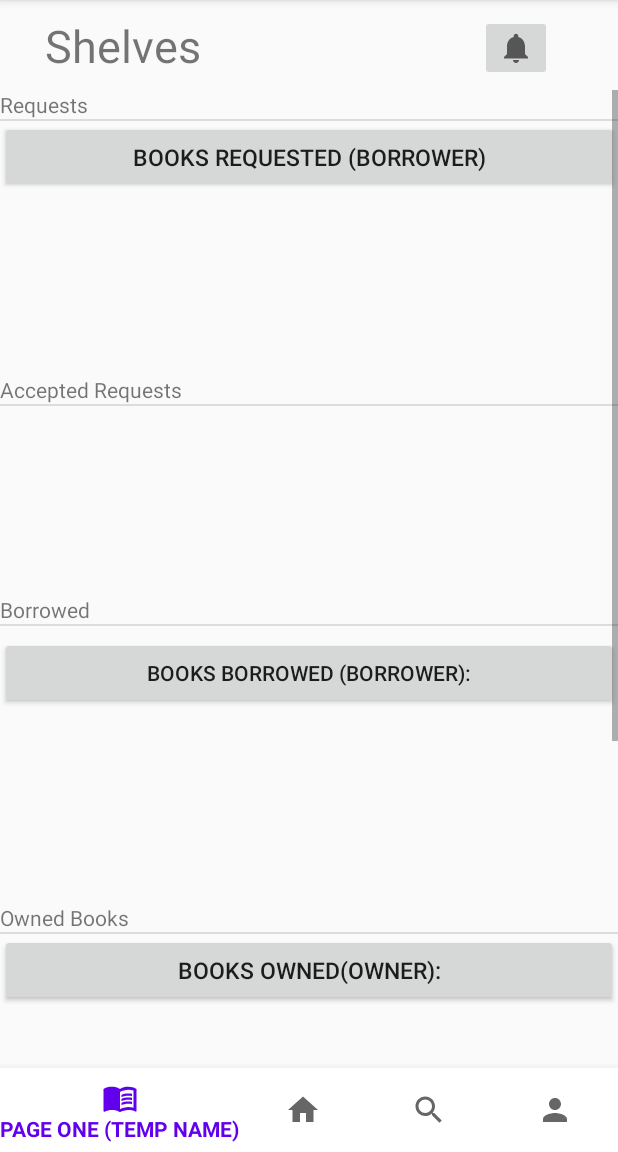
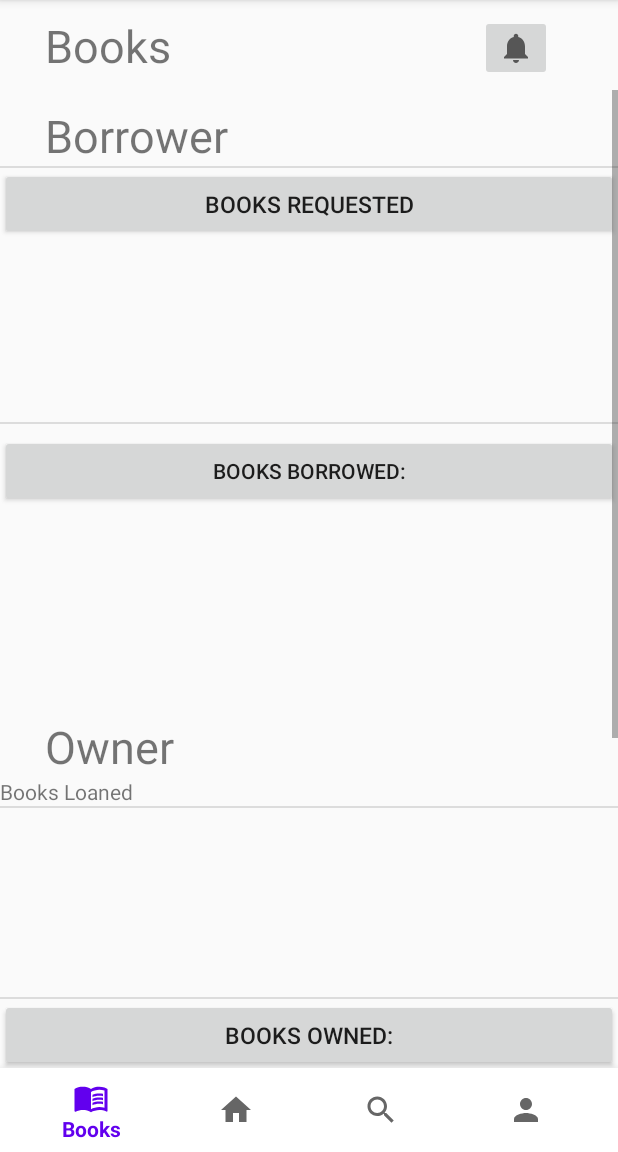
Before and after one commit to CMPUT301F20T22/papr-w8, an Android app: the PageOne screen opened directly, with no data from a screen before it, on a phone screen of 412 x 824 dp, the part 84-1236 px from its top. Run offline under Robolectric (Android 15) with nearby library versions, the phone set to English and light mode, and no system bars; our stand-ins replace navigation-ui.

Commit message:
UI update

```diff
--- a/papr-w8/app/src/main/res/layout/fragment_page_one.xml
+++ b/papr-w8/app/src/main/res/layout/fragment_page_one.xml
@@ -15,8 +15,9 @@
         android:layout_marginStart="30dp"
         android:layout_marginLeft="30dp"
         android:layout_marginTop="10dp"
-        android:text="Shelves"
+        android:text="Books"
         android:textSize="30dp" />
+
 
     <ImageButton
         android:id="@+id/imageButton"
@@ -34,16 +35,22 @@
         tools:layout_editor_absoluteX="-2dp"
         tools:layout_editor_absoluteY="65dp">
 
+
         <LinearLayout
             android:layout_width="match_parent"
             android:layout_height="wrap_content"
             android:orientation="vertical">
+            <TextView
+                android:id="@+id/textView9"
+                android:layout_width="wrap_content"
+                android:layout_height="wrap_content"
+                android:layout_marginStart="30dp"
+                android:layout_marginLeft="30dp"
+                android:layout_marginTop="10dp"
+                android:text="Borrower"
+                android:textSize="30dp" />
 
-            <TextView
-                android:id="@+id/Requested"
-                android:layout_width="match_parent"
-                android:layout_height="wrap_content"
-                android:text="Requests" />
+
 
             <View
 
@@ -55,8 +62,9 @@
                 android:id="@+id/books_requested"
                 android:layout_width="match_parent"
                 android:layout_height="wrap_content"
-                android:text="Books Requested (Borrower)"
+                android:text="Books Requested"
                 android:textSize="15dp" />
+
 
             <HorizontalScrollView
                 android:layout_width="match_parent"
@@ -69,35 +77,6 @@
                     android:orientation="horizontal" />
             </HorizontalScrollView>
 
-            <TextView
-                android:id="@+id/Accepted"
-                android:layout_width="match_parent"
-                android:layout_height="wrap_content"
-                android:text="Accepted Requests" />
-
-            <View
-                android:id="@+id/divider2"
-                android:layout_width="match_parent"
-                android:layout_height="1dp"
-                android:background="?android:attr/listDivider" />
-
-            <HorizontalScrollView
-                android:layout_width="match_parent"
-                android:layout_height="126dp">
-
-                <LinearLayout
-                    android:id="@+id/arBookList"
-                    android:layout_width="wrap_content"
-                    android:layout_height="match_parent"
-                    android:orientation="horizontal" />
-            </HorizontalScrollView>
-
-            <TextView
-                android:id="@+id/Borrowed"
-                android:layout_width="match_parent"
-                android:layout_height="wrap_content"
-                android:text="Borrowed" />
-
             <View
                 android:id="@+id/divider3"
                 android:layout_width="match_parent"
@@ -108,7 +87,7 @@
                 android:layout_width="match_parent"
                 android:layout_height="wrap_content"
                 android:layout_marginTop="7dp"
-                android:text="Books Borrowed (Borrower):" />
+                android:text="Books Borrowed:" />
 
             <HorizontalScrollView
                 android:layout_width="match_parent"
@@ -122,10 +101,38 @@
             </HorizontalScrollView>
 
             <TextView
-                android:id="@+id/Owned"
+                android:id="@+id/textView8"
+                android:layout_width="wrap_content"
+                android:layout_height="wrap_content"
+                android:layout_marginStart="30dp"
+                android:layout_marginLeft="30dp"
+                android:layout_marginTop="10dp"
+                android:text="Owner"
+                android:textSize="30dp"/>
+
+            <TextView
+                android:id="@+id/Accepted"
                 android:layout_width="match_parent"
                 android:layout_height="wrap_content"
-                android:text="Owned Books" />
+                android:text="Books Loaned" />
+
+            <View
+                android:id="@+id/divider2"
+                android:layout_width="match_parent"
+                android:layout_height="1dp"
+                android:background="?android:attr/listDivider" />
+
+
+            <HorizontalScrollView
+                android:layout_width="match_parent"
+                android:layout_height="126dp">
+
+                <LinearLayout
+                    android:id="@+id/arBookList"
+                    android:layout_width="wrap_content"
+                    android:layout_height="match_parent"
+                    android:orientation="horizontal" />
+            </HorizontalScrollView>
 
             <View
                 android:id="@+id/divider4"
@@ -137,7 +144,7 @@
                 android:layout_width="match_parent"
                 android:layout_height="wrap_content"
 
-                android:text="Books Owned(Owner):"
+                android:text="Books Owned:"
                 android:textSize="15dp" />
 
             <HorizontalScrollView
@@ -151,11 +158,7 @@
                     android:orientation="vertical" />
             </HorizontalScrollView>
 
-            <TextView
-                android:id="@+id/Add"
-                android:layout_width="match_parent"
-                android:layout_height="wrap_content"
-                android:text="Add Book" />
+
 
             <View
                 android:id="@+id/divider5"
@@ -169,7 +172,7 @@
                 android:layout_marginTop="7dp"
                 android:textSize="15dp"
                 android:clickable="true"
-                android:text="Add a Book (Owner):" />
+                android:text="Add a Book:" />
 
             <HorizontalScrollView
                 android:layout_width="match_parent"
@@ -183,13 +186,6 @@
             </HorizontalScrollView>
 
 
-
-            <TextView
-                android:id="@+id/accept_open"
-                android:layout_width="match_parent"
-                android:layout_height="wrap_content"
-                android:text="Accept Open Requests" />
-
             <View
                 android:id="@+id/divider6"
                 android:layout_width="match_parent"
@@ -201,18 +197,18 @@
                 android:layout_height="wrap_content"
                 android:maxLines="2"
                 android:textSize="15dp"
-                android:text="Accept Requests (Owner)"
+                android:text="Accept Open Requests"
                 />
 
             <HorizontalScrollView
                 android:layout_width="match_parent"
                 android:layout_height="133dp">
 
-                <LinearLayout
-                    android:id="@+id/accept_open_request"
-                    android:layout_width="wrap_content"
-                    android:layout_height="match_parent"
-                    android:orientation="vertical" />
+<!--                <LinearLayout-->
+<!--                    android:id="@+id/accept_open_request"-->
+<!--                    android:layout_width="wrap_content"-->
+<!--                    android:layout_height="match_parent"-->
+<!--                    android:orientation="vertical" />-->
             </HorizontalScrollView>
 
         </LinearLayout>
--- a/papr-w8/app/src/main/res/layout/fragment_scan.xml
+++ b/papr-w8/app/src/main/res/layout/fragment_scan.xml
@@ -18,5 +18,14 @@
         android:text="Scan"
         android:textSize="30dp" />
 
+    <Button
+        android:id="@+id/button_1"
+        android:layout_width="match_parent"
+        android:layout_height="wrap_content"
+        android:text="BUTTON 1"
+        android:textSize="15dp" />
+
+
+
 
 </FrameLayout>
--- a/papr-w8/app/src/main/res/menu/bottom_nav.xml
+++ b/papr-w8/app/src/main/res/menu/bottom_nav.xml
@@ -5,7 +5,7 @@
 
     <item
         android:id="@+id/page_one"
-        android:title="PAGE ONE (TEMP NAME)"
+        android:title="Books"
         android:icon="@drawable/ic_book"/>
     <item
         android:id="@+id/scan"
--- a/papr-w8/app/src/main/res/navigation/nav.xml
+++ b/papr-w8/app/src/main/res/navigation/nav.xml
@@ -25,10 +25,10 @@
         android:name="com.example.papr_w8.Search.Search"
         android:label="fragment_search"
         tools:layout="@layout/fragment_search" />
-    <fragment
-        android:id="@+id/books_borrowed"
-        android:name="com.example.papr_w8.BooksBorrowed"
-        android:label="fragment_books_borrowed"
-        tools:layout="@layout/fragment_books_borrowed" />
-        />
+<!--    <fragment-->
+<!--        android:id="@+id/books_borrowed"-->
+<!--        android:name="com.example.papr_w8.BooksBorrowed"-->
+<!--        android:label="fragment_books_borrowed"-->
+<!--        tools:layout="@layout/fragment_books_borrowed" />-->
+<!--        />-->
 </navigation>
```
Also changed, not shown: 1 other file.
